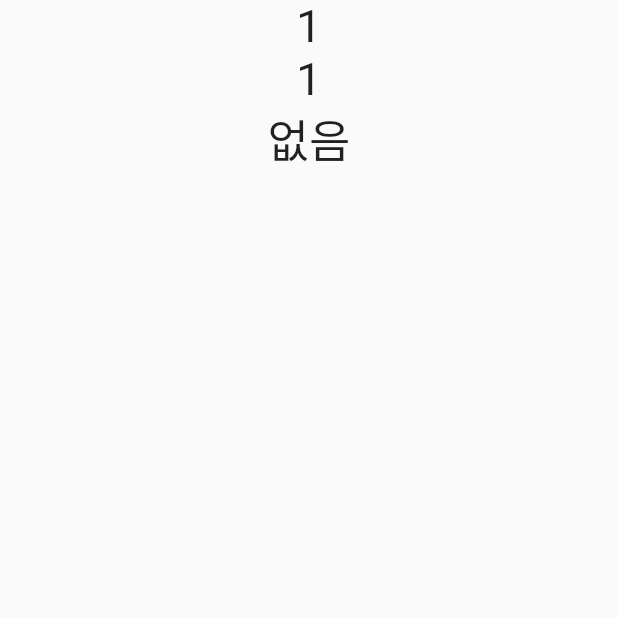
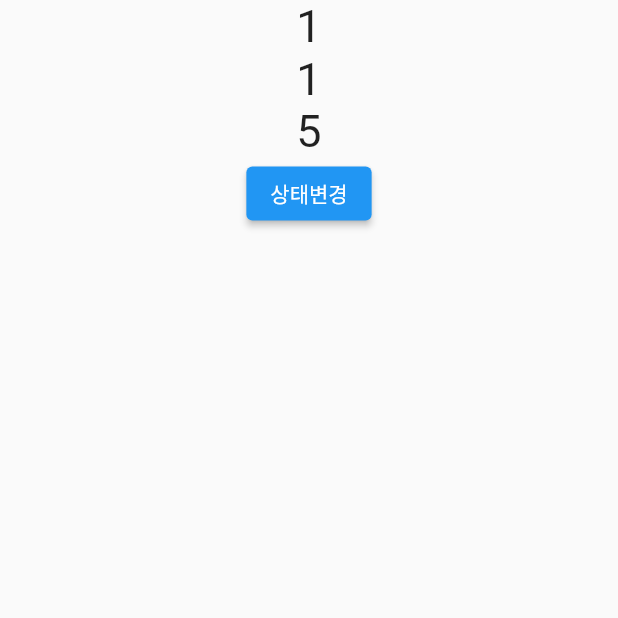
Before and after one commit to unjoo31/flutter-riverpod-1, a Flutter app: the screen it shows after launch, on a phone screen of 412 x 824 dp, the top half of it. Run offline on Flutter 3.47's test engine with Material 2 defaults, Android fonts, the phone set to English and light mode, and no system bars; our stand-ins replace flutter_riverpod.

Commit message:
git commit "StateNotifierProvider 생성"

```diff
--- a/lib/main.dart
+++ b/lib/main.dart
@@ -12,12 +12,33 @@ void main() {
   );
 }
 
+// 창고 데이터 class
+class Model {
+  int num; // 창고 데이터
+  Model(this.num);
+}
+
 // 창고 class(상태, 행위)(Provider - 상태만 필요, StateNotifierProvider - 내부 상태 + 메서드 필요)
-int num = 1; // Provider - 창고 데이터(상태만 있을 경우 class로 만들 필요는 없다)
+// Provider - 창고 데이터(상태만 있을 경우 class로 만들 필요는 없다)
+class ViewModel extends StateNotifier<Model?> {
+  ViewModel(super.state); // state
 
-// 창고 관리자
-final numProvider = Provider<int>((ref) {
-  return num;
+  // 초기값 설정하는 행위
+  void init() {
+    // 통신 코드
+    state = Model(1);
+  }
+
+  // 상태값을 변경하는 행위
+  void change() {
+    state = Model(2);
+  }
+}
+
+// 창고 관리자 StateNotifierProvider<창고 이름, 창고 데이터 타입>
+final numProvider = StateNotifierProvider<ViewModel, Model?>((ref) {
+  // 창고에 접근하기
+  return ViewModel(null)..init(); // ..init() : 통신코드를 날린다
 });
 
 class MyApp extends StatelessWidget {
@@ -44,10 +65,29 @@ class HomePage extends StatelessWidget {
               MyText1(),
               MyText2(),
               MyText3(),
+              MyButton(),
             ],
           ),
         ),
       ),
+    );
+  }
+}
+
+class MyButton extends ConsumerWidget {
+  const MyButton({
+    super.key,
+  });
+
+  @override
+  Widget build(BuildContext context, WidgetRef ref) {
+    return ElevatedButton(
+      onPressed: () {
+        ref
+            .read(numProvider.notifier) // numProvider.notifier : 메서드에 접근하기
+            .change();
+      },
+      child: Text("상태변경"),
     );
   }
 }
@@ -59,7 +99,7 @@ class MyText3 extends StatelessWidget {
 
   @override
   Widget build(BuildContext context) {
-    return Text("없음", style: TextStyle(fontSize: 30));
+    return Text("5", style: TextStyle(fontSize: 30));
   }
 }
 
@@ -70,8 +110,14 @@ class MyText2 extends ConsumerWidget {
 
   @override
   Widget build(BuildContext context, WidgetRef ref) {
-    int num = ref.read(numProvider);
-    return Text("${num}", style: TextStyle(fontSize: 30));
+    // WidgetRef ref : 창고 관리자에게 접근가능
+    Model? model = ref.watch(numProvider); // 창고 관리자에 접급하기
+
+    if (model == null) {
+      return CircularProgressIndicator();
+    } else {
+      return Text("${model.num}", style: TextStyle(fontSize: 30));
+    }
   }
 }
 
@@ -84,7 +130,12 @@ class MyText1 extends ConsumerWidget {
   @override
   Widget build(BuildContext context, WidgetRef ref) {
     // WidgetRef ref : 창고 관리자에게 접근가능
-    int num = ref.read(numProvider); // 창고 관리자에 접급하기
-    return Text("${num}", style: TextStyle(fontSize: 30));
+    Model? model = ref.watch(numProvider); // 창고 관리자에 접급하기
+
+    if (model == null) {
+      return CircularProgressIndicator();
+    } else {
+      return Text("${model.num}", style: TextStyle(fontSize: 30));
+    }
   }
 }
```
